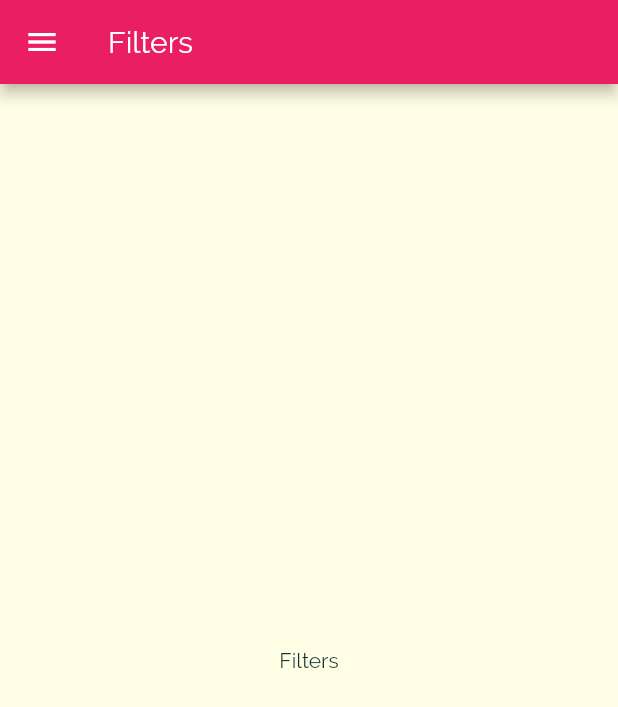
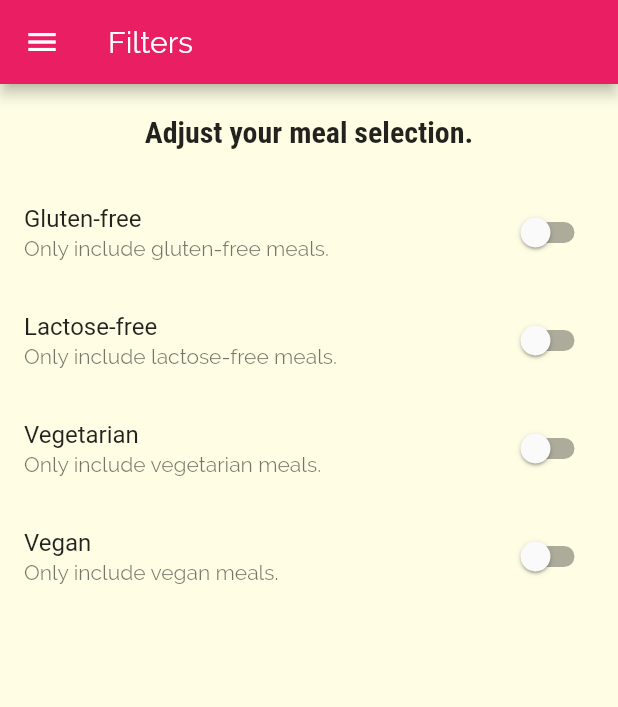
Before and after one commit to Russkazkin/flutter_meals_app, a Flutter app: the Filters screen opened by its route, on a phone screen of 412 x 824 dp. Shown: the top 707 px of the screen. Run offline on Flutter 3.47's test engine with Material 2 defaults, Android fonts, the phone set to English and light mode, and no system bars.

Commit message:
Add meal filters

```diff
--- a/lib/screens/filters.dart
+++ b/lib/screens/filters.dart
@@ -1,8 +1,28 @@
 import 'package:flutter/material.dart';
 import '../widgets/drawers/main_drawer.dart';
 
-class Filters extends StatelessWidget {
+class Filters extends StatefulWidget {
   static const route = '/filters';
+
+  @override
+  _FiltersState createState() => _FiltersState();
+}
+
+class _FiltersState extends State<Filters> {
+  var _glutenFree = false;
+  var _vegetarian = false;
+  var _vegan = false;
+  var _lactoseFree = false;
+
+  Widget _buildSwitchListTile(String title, String description,
+      bool currentValue, Function updateValue) {
+    return SwitchListTile(
+      value: currentValue,
+      onChanged: updateValue,
+      title: Text(title),
+      subtitle: Text(description),
+    );
+  }
 
   @override
   Widget build(BuildContext context) {
@@ -11,8 +31,62 @@ class Filters extends StatelessWidget {
         title: Text('Filters'),
       ),
       drawer: MainDrawer(),
-      body: Center(
-        child: Text('Filters'),
+      body: Column(
+        children: [
+          Container(
+            padding: EdgeInsets.all(20),
+            child: Text(
+              'Adjust your meal selection.',
+              style: Theme.of(context).textTheme.headline6,
+            ),
+          ),
+          Expanded(
+            child: ListView(
+              children: [
+                _buildSwitchListTile(
+                  'Gluten-free',
+                  'Only include gluten-free meals.',
+                  _glutenFree,
+                  (newValue) {
+                    setState(() {
+                      _glutenFree = newValue;
+                    });
+                  },
+                ),
+                _buildSwitchListTile(
+                  'Lactose-free',
+                  'Only include lactose-free meals.',
+                  _lactoseFree,
+                  (newValue) {
+                    setState(() {
+                      _lactoseFree = newValue;
+                    });
+                  },
+                ),
+                _buildSwitchListTile(
+                  'Vegetarian',
+                  'Only include vegetarian meals.',
+                  _vegetarian,
+                      (newValue) {
+                    setState(() {
+                      _vegetarian = newValue;
+                    });
+                  },
+                ),
+                _buildSwitchListTile(
+                  'Vegan',
+                  'Only include vegan meals.',
+                  _vegan,
+                  (newValue) {
+                    setState(() {
+                      _vegan = newValue;
+                    });
+                  },
+                ),
+              ],
+            ),
+          ),
+        ],
       ),
     );
   }
```
